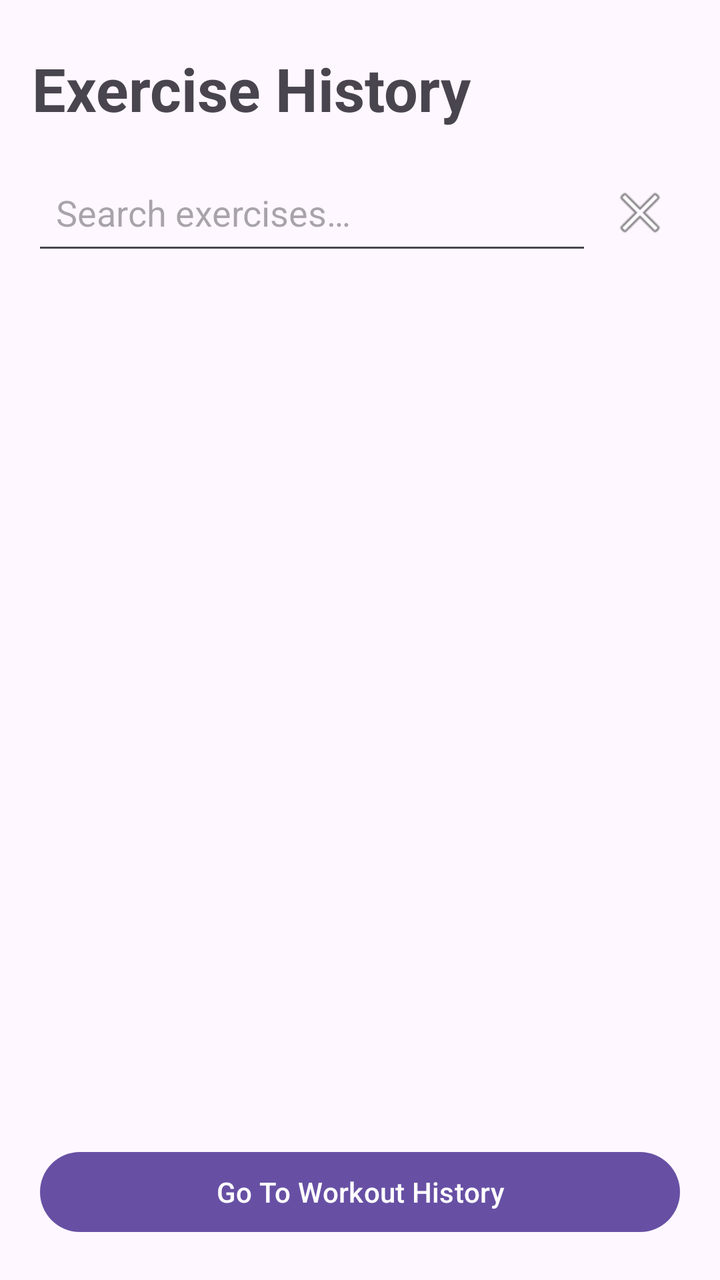
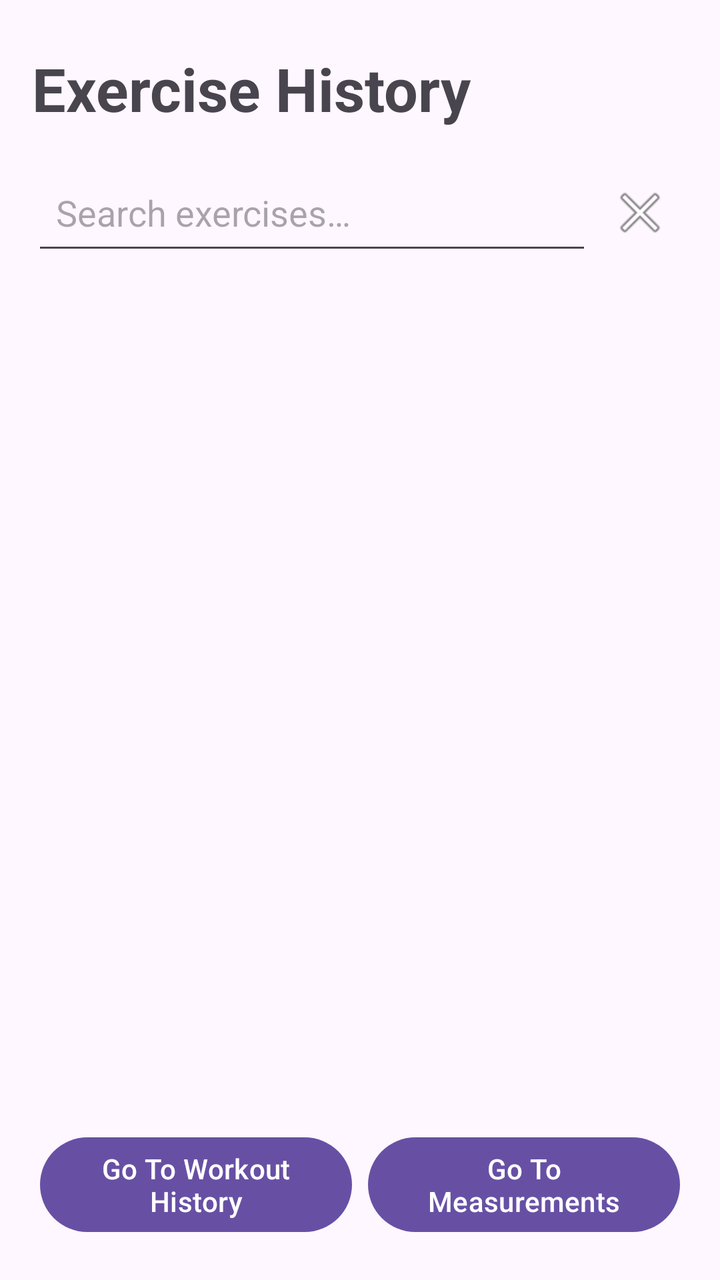

Screens rendered from an Android XML layout before and after an edit, with the pre-edit source and the edit as a unified diff.
<!-- AndroidManifest.xml: application theme Theme.FitnessGuru -->
<!-- res/layout/activity_exercise_history.xml -->
<?xml version="1.0" encoding="utf-8"?>
<LinearLayout xmlns:android="http://schemas.android.com/apk/res/android"
    android:orientation="vertical"
    android:padding="16dp"
    android:layout_width="match_parent"
    android:layout_height="match_parent">

    <TextView
        android:id="@+id/appTitle"
        android:text="Exercise History"
        android:textSize="30sp"
        android:textStyle="bold"
        android:layout_width="match_parent"
        android:layout_height="wrap_content"
        android:paddingTop="8dp"
        android:paddingBottom="16dp"/>

    <LinearLayout
        android:orientation="horizontal"
        android:gravity="center_vertical"
        android:layout_width="match_parent"
        android:layout_height="wrap_content">

        <EditText
            android:id="@+id/searchInput"
            android:hint="Search exercises…"
            android:singleLine="true"
            android:imeOptions="actionSearch"
            android:padding="12dp"
            android:minHeight="52dp"
            android:layout_width="0dp"
            android:layout_weight="1"
            android:layout_height="wrap_content"/>

        <ImageButton
            android:id="@+id/clearSearch"
            android:contentDescription="Clear search"
            android:src="@android:drawable/ic_menu_close_clear_cancel"
            android:background="?attr/selectableItemBackgroundBorderless"
            android:minWidth="48dp"
            android:minHeight="48dp"
            android:layout_width="48dp"
            android:layout_height="48dp"/>

    </LinearLayout>

    <TextView
        android:id="@+id/emptyMessage"
        android:text="No exercises yet. Start a workout and do exercises to see them here!!"
        android:gravity="center"
        android:visibility="gone"
        android:layout_width="match_parent"
        android:layout_height="wrap_content"
        android:padding="24dp"/>

    <androidx.recyclerview.widget.RecyclerView
        android:id="@+id/exerciseList"
        android:clipToPadding="false"
        android:paddingTop="12dp"
        android:layout_width="match_parent"
        android:layout_height="0dp"
        android:layout_weight="1"/>

    <Button
        android:id="@+id/goToWorkoutHistory"
        android:layout_width="match_parent"
        android:layout_height="wrap_content"
        android:minHeight="48dp"
        android:text="Go To Workout History"
        android:layout_margin="4dp"/>


</LinearLayout>
<!-- resources referenced by this layout -->
<resources>
  <style name="Theme.FitnessGuru" parent="Base.Theme.FitnessGuru" />
  <style name="Base.Theme.FitnessGuru" parent="Theme.Material3.DayNight.NoActionBar">
          
          
      </style>
</resources>

<!-- the commit's change to res/layout/activity_exercise_history.xml (unified diff, before → after) -->
@@ -61,13 +61,30 @@
         android:layout_height="0dp"
         android:layout_weight="1"/>
 
-    <Button
-        android:id="@+id/goToWorkoutHistory"
+    <LinearLayout
         android:layout_width="match_parent"
         android:layout_height="wrap_content"
-        android:minHeight="48dp"
-        android:text="Go To Workout History"
-        android:layout_margin="4dp"/>
+        android:orientation="horizontal">
+
+        <Button
+            android:id="@+id/goToWorkoutHistory"
+            android:layout_width="0dp"
+            android:layout_weight="1"
+            android:layout_height="wrap_content"
+            android:minHeight="48dp"
+            android:text="Go To Workout History"
+            android:layout_margin="4dp"/>
+
+        <Button
+            android:id="@+id/goToMeasurements"
+            android:layout_width="0dp"
+            android:layout_weight="1"
+            android:layout_height="wrap_content"
+            android:minHeight="48dp"
+            android:text="Go To Measurements"
+            android:layout_margin="4dp"/>
+
+    </LinearLayout>
 
 
 </LinearLayout>
